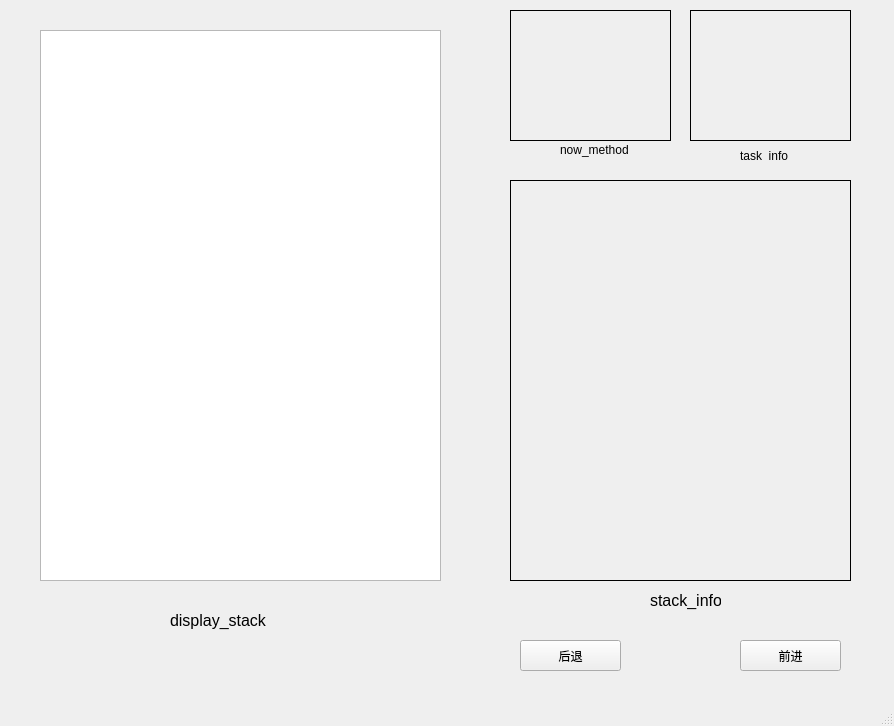
Qt form stack.ui (TrackNNN/2021_-Graduation_project) before a commit.
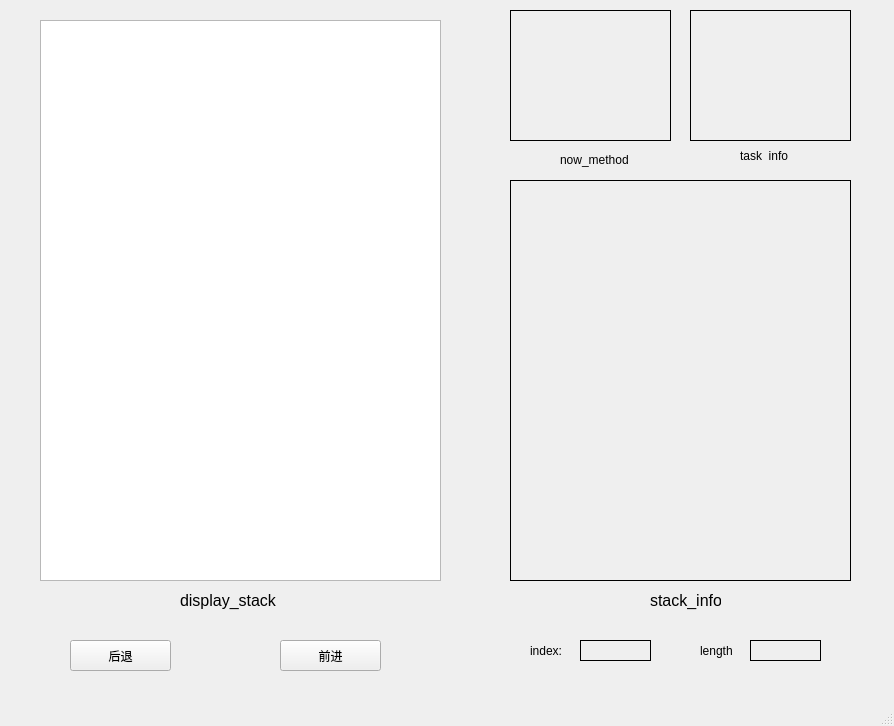
The same form after that commit.

```diff
--- a/stack.ui
+++ b/stack.ui
@@ -18,9 +18,9 @@
     <property name="geometry">
      <rect>
       <x>40</x>
-      <y>30</y>
+      <y>20</y>
       <width>401</width>
-      <height>551</height>
+      <height>561</height>
      </rect>
     </property>
    </widget>
@@ -71,7 +71,7 @@
    <widget class="QPushButton" name="forward_button">
     <property name="geometry">
      <rect>
-      <x>740</x>
+      <x>280</x>
       <y>640</y>
       <width>101</width>
       <height>31</height>
@@ -106,7 +106,7 @@
    <widget class="QPushButton" name="back_button">
     <property name="geometry">
      <rect>
-      <x>520</x>
+      <x>70</x>
       <y>640</y>
       <width>101</width>
       <height>31</height>
@@ -119,8 +119,8 @@
    <widget class="QLabel" name="label">
     <property name="geometry">
      <rect>
-      <x>170</x>
-      <y>600</y>
+      <x>180</x>
+      <y>580</y>
       <width>101</width>
       <height>41</height>
      </rect>
@@ -171,7 +171,7 @@
     <property name="geometry">
      <rect>
       <x>560</x>
-      <y>140</y>
+      <y>150</y>
       <width>71</width>
       <height>20</height>
      </rect>
@@ -180,6 +180,76 @@
      <string>now_method</string>
     </property>
    </widget>
+   <widget class="QLabel" name="label_5">
+    <property name="geometry">
+     <rect>
+      <x>530</x>
+      <y>640</y>
+      <width>51</width>
+      <height>21</height>
+     </rect>
+    </property>
+    <property name="text">
+     <string>index:</string>
+    </property>
+   </widget>
+   <widget class="QLabel" name="index">
+    <property name="geometry">
+     <rect>
+      <x>580</x>
+      <y>640</y>
+      <width>71</width>
+      <height>21</height>
+     </rect>
+    </property>
+    <property name="font">
+     <font>
+      <family>微软雅黑</family>
+      <pointsize>8</pointsize>
+     </font>
+    </property>
+    <property name="frameShape">
+     <enum>QFrame::Box</enum>
+    </property>
+    <property name="text">
+     <string/>
+    </property>
+   </widget>
+   <widget class="QLabel" name="length">
+    <property name="geometry">
+     <rect>
+      <x>750</x>
+      <y>640</y>
+      <width>71</width>
+      <height>21</height>
+     </rect>
+    </property>
+    <property name="font">
+     <font>
+      <family>微软雅黑</family>
+      <pointsize>8</pointsize>
+     </font>
+    </property>
+    <property name="frameShape">
+     <enum>QFrame::Box</enum>
+    </property>
+    <property name="text">
+     <string/>
+    </property>
+   </widget>
+   <widget class="QLabel" name="label_6">
+    <property name="geometry">
+     <rect>
+      <x>700</x>
+      <y>640</y>
+      <width>51</width>
+      <height>21</height>
+     </rect>
+    </property>
+    <property name="text">
+     <string>length</string>
+    </property>
+   </widget>
   </widget>
   <widget class="QMenuBar" name="menubar">
    <property name="geometry">
```
